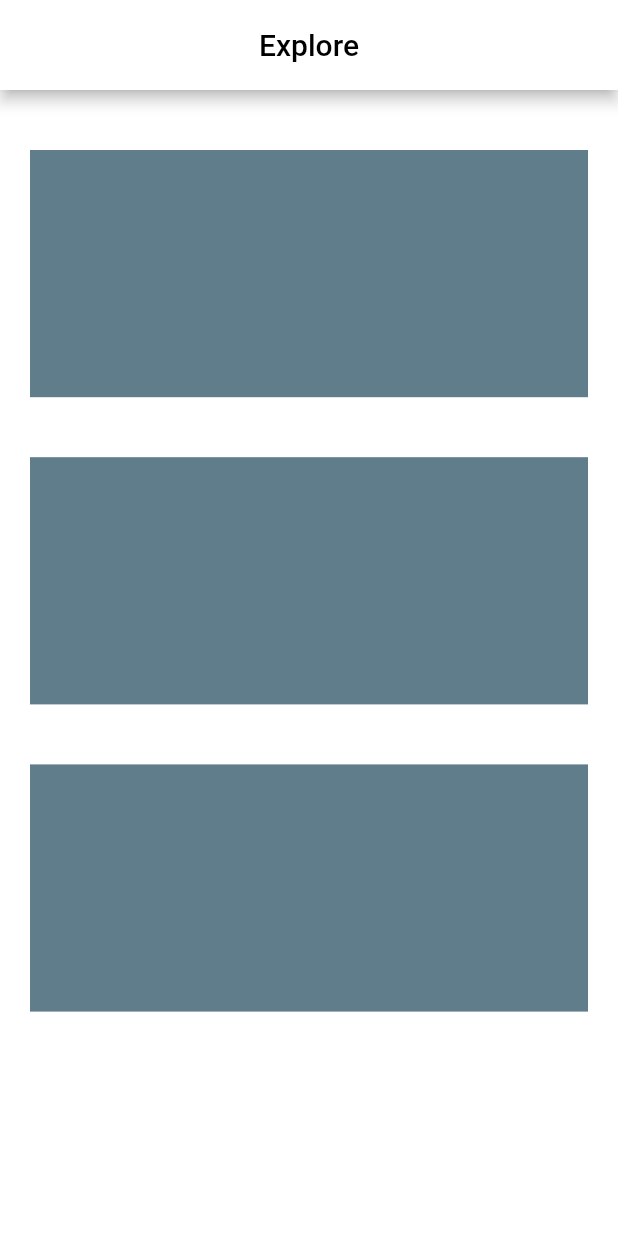
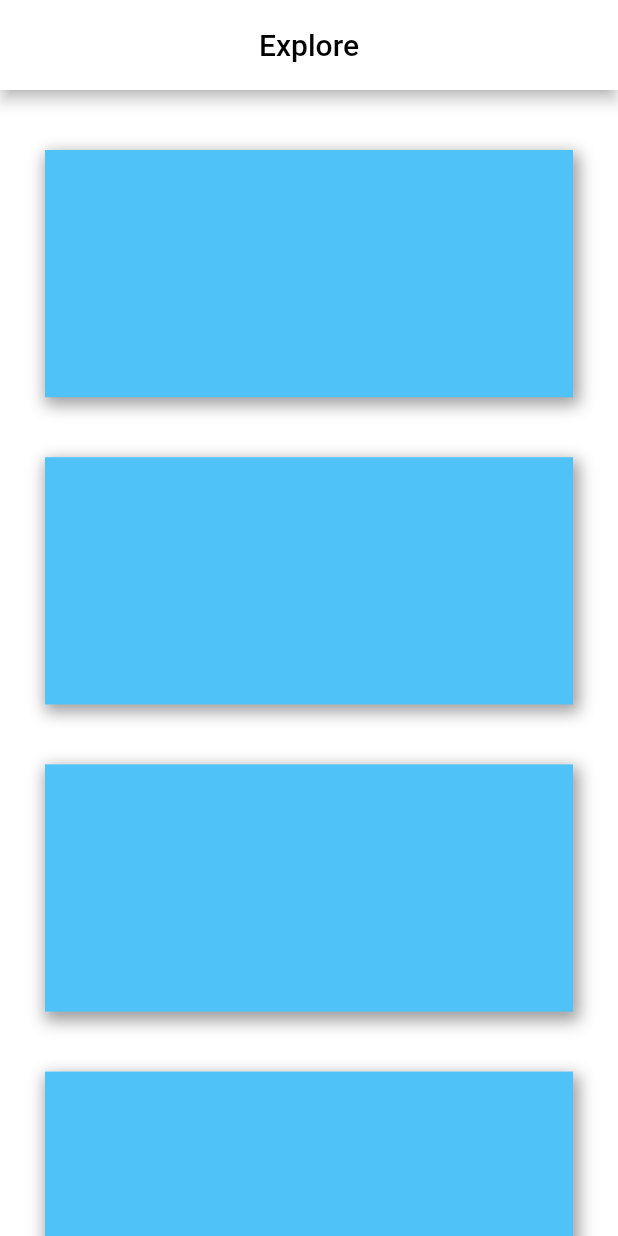
Before and after one commit to ThaysMrtns/flutter_app_provider, a Flutter app: the Search screen opened directly, on a phone screen of 412 x 824 dp. Run offline on Flutter 3.47's test engine with Material 2 defaults, Android fonts, the phone set to English and light mode, and no system bars.

Commit message:
card width

```diff
--- a/lib/views/search/searchBody.dart
+++ b/lib/views/search/searchBody.dart
@@ -8,31 +8,23 @@ class SearchBody extends StatefulWidget {
 class _SearchBodyState extends State<SearchBody> {
   @override
   Widget build(BuildContext context) {
-    double widthCard = MediaQuery.of(context).size.width * .2;
     double heightCard = MediaQuery.of(context).size.height * .2;
-    EdgeInsets marginCard = EdgeInsets.only(bottom: 40);
-
-    Container card() {
-      return Container(
-        margin: marginCard,
-        color: Colors.blueGrey,
-        width: widthCard,
-        height: heightCard,
-      );
-    }
+    EdgeInsets marginCard = EdgeInsets.only(bottom: 40, left: 30, right: 30);
 
     return Container(
-      margin: EdgeInsets.only(top: 20, bottom: 40),
-      padding: EdgeInsets.all(20),
       child: Column(
         children: [
           Expanded(
             flex: 1,
             child: ListView(
               children: [
-                card(),
-                card(),
-                card(),
+                SizedBox(height: 40),
+                card(heightCard, marginCard),
+                card(heightCard, marginCard),
+                card(heightCard, marginCard),
+                card(heightCard, marginCard),
+                card(heightCard, marginCard),
+                SizedBox(height: 40),
               ],
             ),
           ),
@@ -41,3 +33,21 @@ class _SearchBodyState extends State<SearchBody> {
     );
   }
 }
+
+Container card(heightCard, marginCard) {
+  return Container(
+    margin: marginCard,
+    height: heightCard,
+    decoration: BoxDecoration(
+      color: Colors.lightBlue[300],
+      boxShadow: [
+        BoxShadow(
+          color: Colors.grey,
+          blurRadius: 8,
+          spreadRadius: 2,
+          offset: Offset(2, 4),
+        ),
+      ],
+    ),
+  );
+}
```
